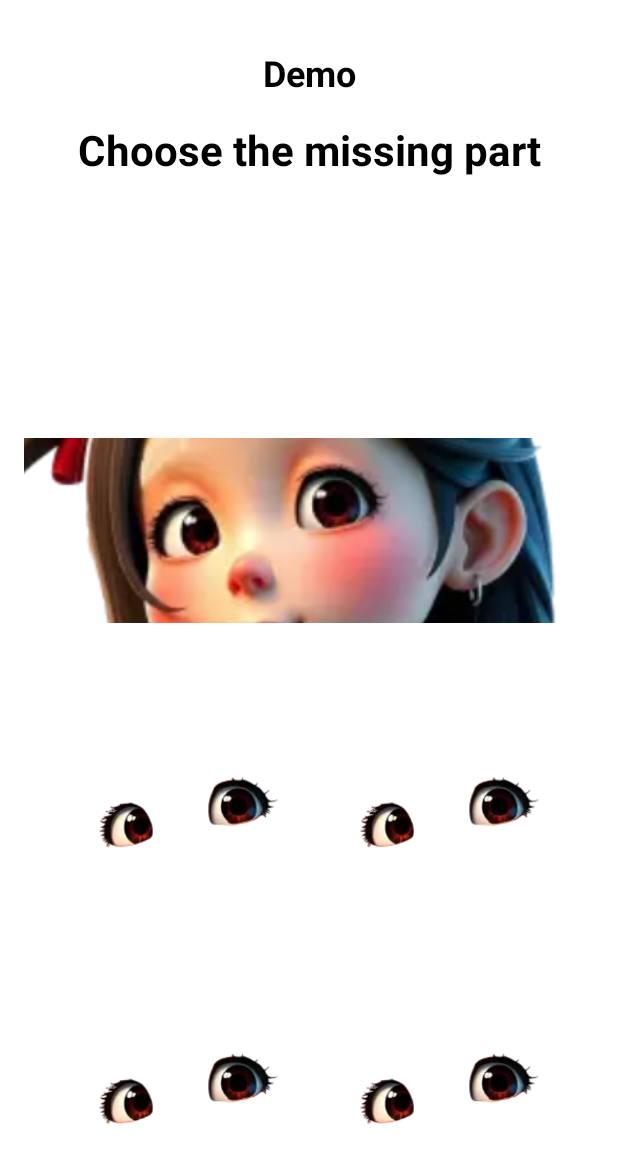
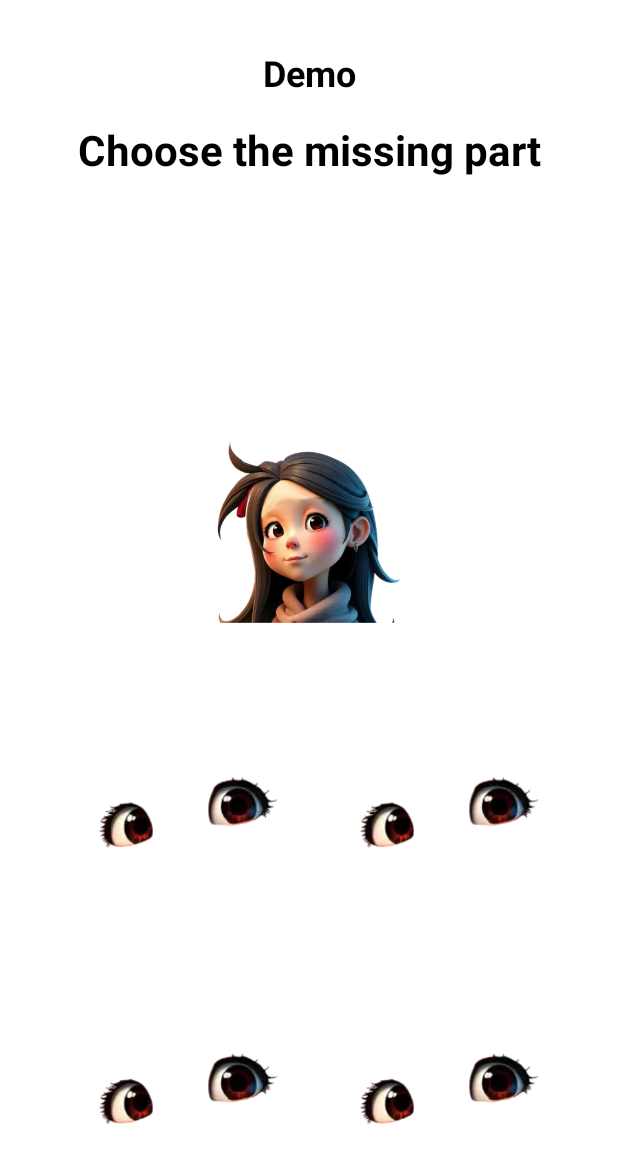
Before and after one commit to sanmay321/Anganwadi-Tablet-App, an Android app: the layout fragment_multiple_options.xml on its own in the app's theme, with its tools: preview values and no code run, on a phone screen of 412 x 824 dp. Shown: the top 1163 px of the screen. Run offline under Robolectric (Android 15) with nearby library versions, the phone set to English and light mode, and no system bars.

Commit message:
fix scaletype for image question

```diff
--- a/app/src/main/res/layout-land/fragment_multiple_options.xml
+++ b/app/src/main/res/layout-land/fragment_multiple_options.xml
@@ -210,7 +210,7 @@
 
         <ImageView
             android:id="@+id/iv"
-            android:scaleType="centerCrop"
+            android:scaleType="fitCenter"
             android:layout_width="match_parent"
             android:layout_height="match_parent"
             android:layout_gravity="center"
--- a/app/src/main/res/layout/fragment_multiple_options.xml
+++ b/app/src/main/res/layout/fragment_multiple_options.xml
@@ -210,7 +210,7 @@
             android:layout_weight="1">
 
             <ImageView
-                android:scaleType="centerCrop"
+                android:scaleType="fitCenter"
                 android:id="@+id/iv"
                 android:layout_width="match_parent"
                 android:layout_height="match_parent"
```
